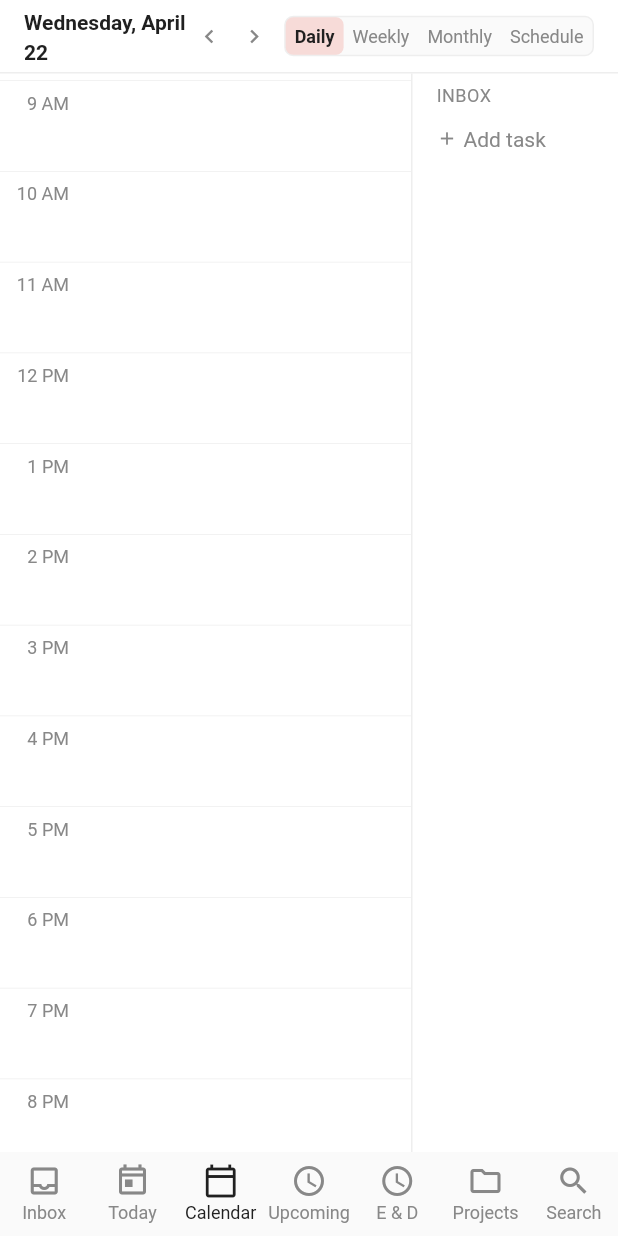
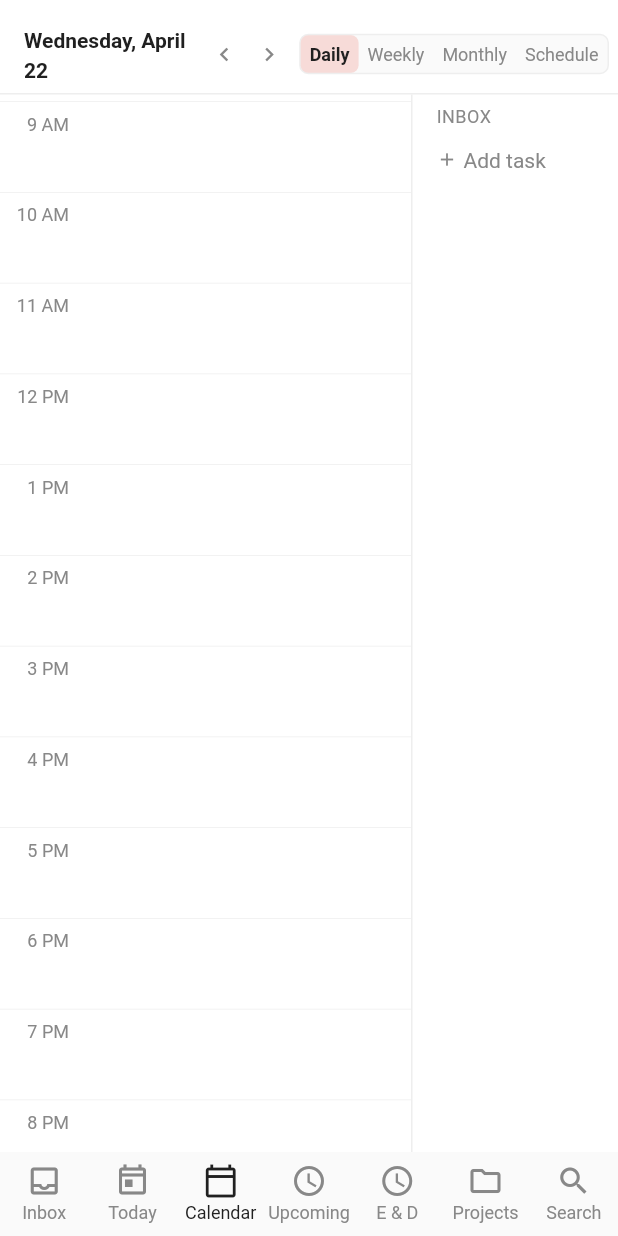
Before and after one commit to kiwifruit0/zelby, a Flutter app: the UpcomingCalendarScreen screen opened by its route, after a tap on "Daily", on a phone screen of 412 x 824 dp. Run offline on Flutter 3.47's test engine with Material 3 defaults, Android fonts, the phone set to English and light mode, and no system bars; our stand-ins replace drift, drift_flutter, flutter_riverpod, go_router, riverpod_annotation, table_calendar; accounts and stored records are empty; generated files the repository leaves out were written again.

Commit message:
calendar navbar fix

```diff
--- a/lib/screens/calendar/daily_calendar_screen.dart
+++ b/lib/screens/calendar/daily_calendar_screen.dart
@@ -114,9 +114,13 @@ class _DateBar extends ConsumerWidget {
     final label =
         '${_kWeekdays[date.weekday - 1]}, ${_kMonths[date.month - 1]} ${date.day}';
 
-    return Container(
-      height: 48,
-      padding: const EdgeInsets.symmetric(horizontal: AppSpacing.md),
+    return Padding(
+      padding: const EdgeInsets.fromLTRB(
+        AppSpacing.md,
+        AppSpacing.md,
+        AppSpacing.sm,
+        AppSpacing.sm,
+      ),
       child: Row(
         children: [
           Expanded(
--- a/lib/screens/calendar/upcoming_calendar_screen.dart
+++ b/lib/screens/calendar/upcoming_calendar_screen.dart
@@ -76,9 +76,13 @@ class _UpcomingCalendarScreenState
 
     return Column(
       children: [
-        Container(
-          height: 48,
-          padding: const EdgeInsets.symmetric(horizontal: AppSpacing.md),
+        Padding(
+          padding: const EdgeInsets.fromLTRB(
+            AppSpacing.md,
+            AppSpacing.md,
+            AppSpacing.sm,
+            AppSpacing.sm,
+          ),
           child: Row(
             children: [
               Expanded(
```
Also changed, not shown: 1 other file.
